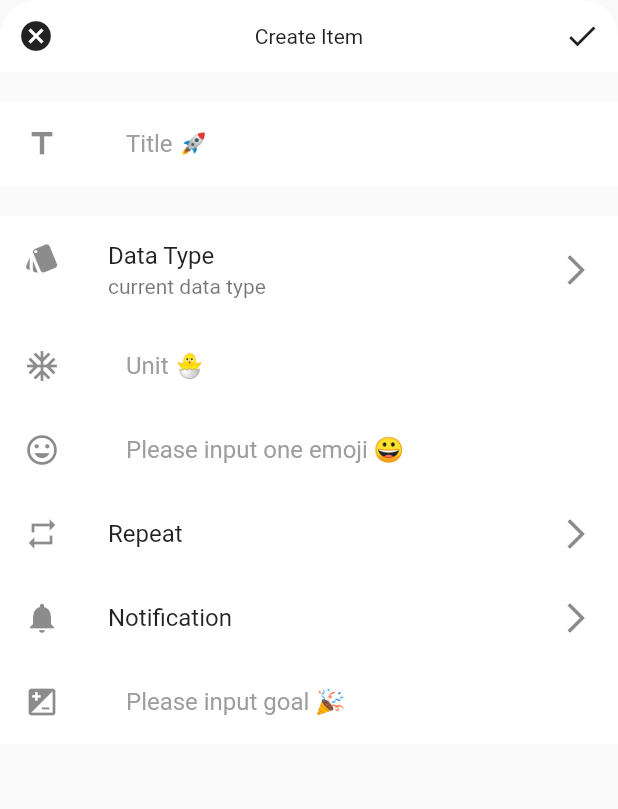
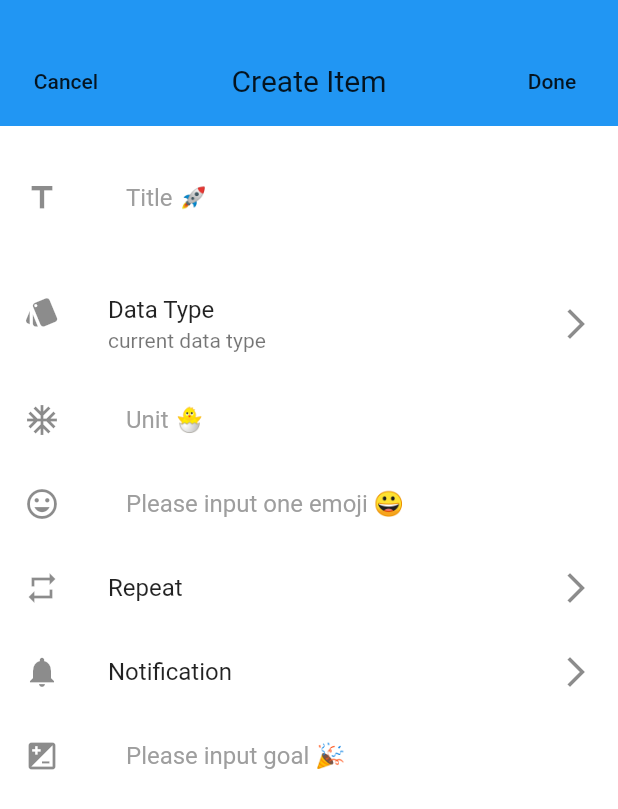
Before and after one commit to Hattomo/flutter_check_hub, a Flutter app: the EditItemHome screen opened directly with empty values, on a phone screen of 412 x 824 dp. Shown: the top 809 px of the screen. Run offline on Flutter 3.47's test engine with Material 2 defaults, Android fonts, the phone set to English and light mode, and no system bars; our stand-ins replace cloud_firestore, firebase_auth, package_info, sqflite, table_calendar; accounts and stored records are empty.

Commit message:
Update UI

```diff
--- a/lib/main.dart
+++ b/lib/main.dart
@@ -1,10 +1,9 @@
 import 'package:flutter/material.dart';
 import 'package:flutter_check_hub/pages/auth/auth_home.dart';
 import 'package:flutter_check_hub/pages/home.dart';
-import 'package:flutter_check_hub/pages/setting/edit_item_home_wrapper.dart';
 import 'package:flutter_check_hub/pages/setting/itemsetting/data_type_setting.dart';
 import 'package:flutter_check_hub/pages/setting/itemsetting/repeat_setting.dart';
-import 'package:flutter_check_hub/pages/setting/manage_item_home.dart';
+
 
 void main() => runApp(CheckHub());
 
@@ -22,8 +21,6 @@ class CheckHub extends StatelessWidget {
       routes: <String, WidgetBuilder>{
         '/': (BuildContext context) => AuthHome(),
         '/checkHubHome': (BuildContext context) => CheckHubHome(),
-        '/manageItemHome': (BuildContext context) => ManageItemHome(),
-        '/editItemHomeWrapper': (BuildContext context) => EditItemHomeWrapper(),
         '/dataTypeSetting': (BuildContext context) => DataTypeSetting(),
         '/repeatSetting': (BuildContext context) => RepeatSetting()
       },
--- a/lib/models/user.dart
+++ b/lib/models/user.dart
@@ -1,13 +1,17 @@
 class User {
-  User({this.uid, this.name, this.itemsid});
+  User({this.uid, this.name, this.itemsid, this.itemstitle,this.itemsicon});
   final String uid;
   final String name;
   final List<String> itemsid;
+  final List<String> itemstitle;
+  final List<String> itemsicon;
 }
 
 class UserData {
-  UserData({this.uid, this.name, this.itemsid});
+  UserData({this.uid, this.name, this.itemsid, this.itemstitle,this.itemsicon});
   final String uid;
   final String name;
   final List<String> itemsid;
+  final List<String> itemstitle;
+  final List<String> itemsicon;
 }
--- a/lib/pages/setting/edit_item_home.dart
+++ b/lib/pages/setting/edit_item_home.dart
@@ -1,11 +1,13 @@
 import 'package:flutter/material.dart';
 import 'package:flutter_check_hub/models/user.dart';
+import 'package:flutter_check_hub/pages/setting/itemsetting/data_type_setting.dart';
 import 'package:flutter_check_hub/service/data_store_service.dart';
 import 'package:flutter_check_hub/shared/text_input_decoration.dart';
 
+@immutable
 class EditItemHome extends StatefulWidget {
-  EditItemHome({Key key, this.user}) : super(key: key);
-  User user;
+  const EditItemHome({Key key, this.user}) : super(key: key);
+  final UserData user;
   @override
   _EditItemHomeState createState() => _EditItemHomeState();
 }
@@ -15,6 +17,8 @@ class _EditItemHomeState extends State<EditItemHome> {
   String currentunit;
   String currentgoal;
   String currenticon;
+  int currentdataType;
+  int currentrepeatsetting;
 
   final DatabaseServiceItem dataServiceItem = DatabaseServiceItem();
   final GlobalKey<FormState> _formKey = GlobalKey<FormState>();
@@ -25,26 +29,31 @@ class _EditItemHomeState extends State<EditItemHome> {
     print(widget.user.uid);
     print(widget.user.name);
     print(widget.user.itemsid);
-    return Column(
+    return Scaffold(
+      backgroundColor: Colors.transparent,
+      body: SingleChildScrollView(
+        child: Column(
           children: [
             Container(
-            decoration: BoxDecoration(
-                  color: Colors.white,
-                    borderRadius: const BorderRadius.only(
-                          topLeft: Radius.circular(25.0),
-                          topRight: Radius.circular(25.0))),
+              height: 24.0,
+              color: Colors.blue,
+            ),
+            Container(
+              color: Colors.blue,
+              height: 60.0,
               child: Row(
                 mainAxisAlignment: MainAxisAlignment.spaceBetween,
                 children: [
-                IconButton(
-                  icon: const Icon(
-                    Icons.cancel,
-                  ),
+                  FlatButton(
+                    child: const Text('Cancel'),
                     onPressed: () => Navigator.pop(context),
                   ),
-                const Text('Create Item'),
-                IconButton(
-                  icon: const Icon(Icons.done),
+                  const Text(
+                    'Create Item',
+                    style: TextStyle(fontSize: 20.0),
+                  ),
+                  FlatButton(
+                    child: const Text('Done'),
                     onPressed: () async {
                       await dataServiceItem.createItemData(
                           uid: widget.user.uid, title: 'walk', data: 'yy');
@@ -74,7 +83,9 @@ class _EditItemHomeState extends State<EditItemHome> {
                       leading: const Icon(Icons.title),
                     ),
                   ),
-                const SizedBox(height: 20.0,),
+                  const SizedBox(
+                    height: 20.0,
+                  ),
                   Container(
                     color: Colors.white,
                     child: ListTile(
@@ -82,8 +93,13 @@ class _EditItemHomeState extends State<EditItemHome> {
                         leading: const Icon(Icons.style),
                         trailing: const Icon(Icons.arrow_forward_ios),
                         subtitle: const Text('current data type'),
-                    onTap: () => Navigator.pushNamed(context, '/dataTypeSetting'),
-                  ),
+                        onTap: () async {
+                          currentdataType = await Navigator.push(context,
+                              MaterialPageRoute(builder: (context) {
+                            return DataTypeSetting();
+                          }));
+                          print('currentdataType: $currentdataType');
+                        }),
                   ),
                   Container(
                     color: Colors.white,
@@ -118,7 +134,8 @@ class _EditItemHomeState extends State<EditItemHome> {
                       leading: const Icon(Icons.repeat),
                       title: const Text('Repeat'),
                       trailing: const Icon(Icons.arrow_forward_ios),
-                    onTap: () => Navigator.pushNamed(context, '/repeatSetting'),
+                      onTap: () =>
+                          Navigator.pushNamed(context, '/repeatSetting'),
                     ),
                   ),
                   Container(
@@ -149,6 +166,8 @@ class _EditItemHomeState extends State<EditItemHome> {
               ),
             ),
           ],
+        ),
+      ),
     );
   }
 }
--- a/lib/pages/setting/itemsetting/repeat_weeks.dart
+++ b/lib/pages/setting/itemsetting/repeat_weeks.dart
@@ -82,7 +82,7 @@ class RepeatWeeksTile extends StatefulWidget {
 class _RepeatWeeksTileState extends State<RepeatWeeksTile> {
   @override
   Widget build(BuildContext context) {
-    print(widget.isSelected);
+    //print(widget.isSelected);
     return ListTile(
         title: Text(widget.option),
         trailing: widget.isSelected
--- a/lib/service/user_dataservice.dart
+++ b/lib/service/user_dataservice.dart
@@ -27,7 +27,6 @@ class DatabaseServiceUser {
   }
 
   Stream<UserData> user(User user) {
-    print('&&&&&');
     try {
       return userCollection
           .document(user.uid)
@@ -42,9 +41,12 @@ class DatabaseServiceUser {
   UserData _userDataFromSnapshot(DocumentSnapshot snapshot) {
     print(snapshot.data['itemsid']);
     print(snapshot.data['uid']);
+    print(snapshot.data['itemsname']);
     try {
       return UserData(
           itemsid: List.from(snapshot.data['itemsid']) ?? [' '],
+          itemstitle: List.from(snapshot.data['itemstitle']) ?? [' '],
+          itemsicon: List.from(snapshot.data['itemsicon'])??[' '],
           uid: snapshot.data['uid'] ?? ' ',
           name: snapshot.data['name'] ?? ' ');
     } catch (e) {
```
Also changed, not shown: lib/pages/recordhome/item_list.dart (+7 -5 lines), lib/pages/recordhome/item_tile.dart (+10 -6 lines), lib/pages/recordhome/record_home.dart (+7 -15 lines), lib/pages/setting/edit_item_home_wrapper.dart (deleted, +0 -34 lines), lib/pages/setting/itemsetting/data_type_setting.dart (+25 -0 lines), lib/pages/setting/itemsetting/repeat_setting.dart (+18 -0 lines), lib/pages/setting/manage_item_home.dart (deleted, +0 -39 lines), lib/pages/setting/settings.dart (+0 -20 lines). Lines whose indentation alone changed are shown as unchanged.
